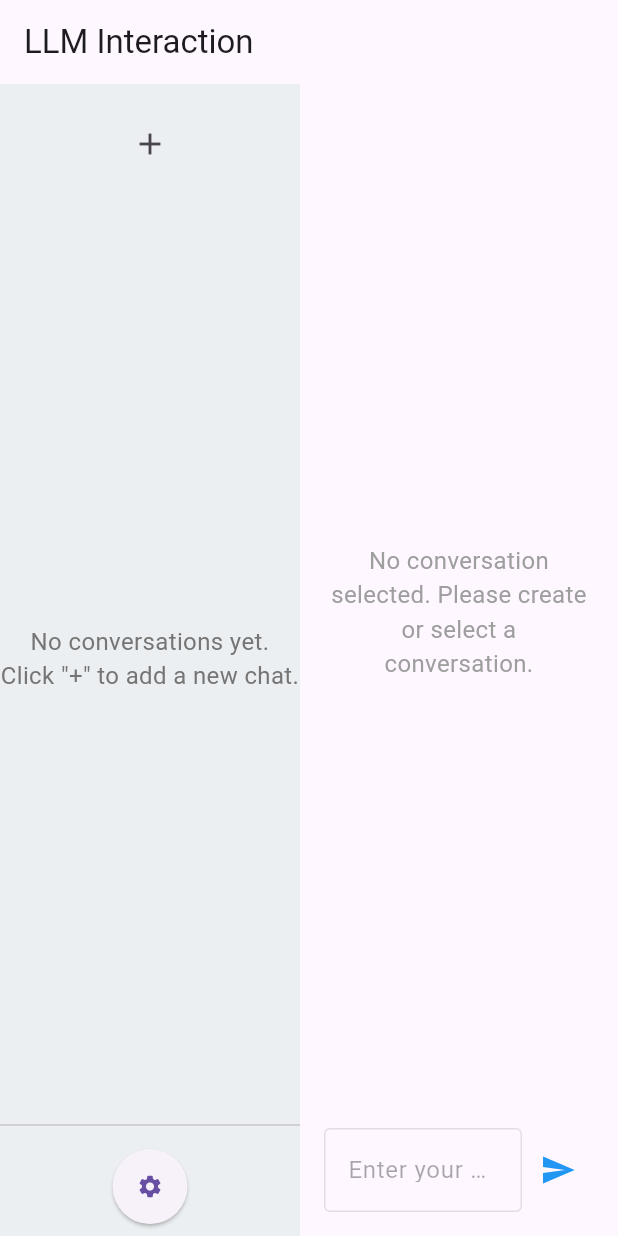
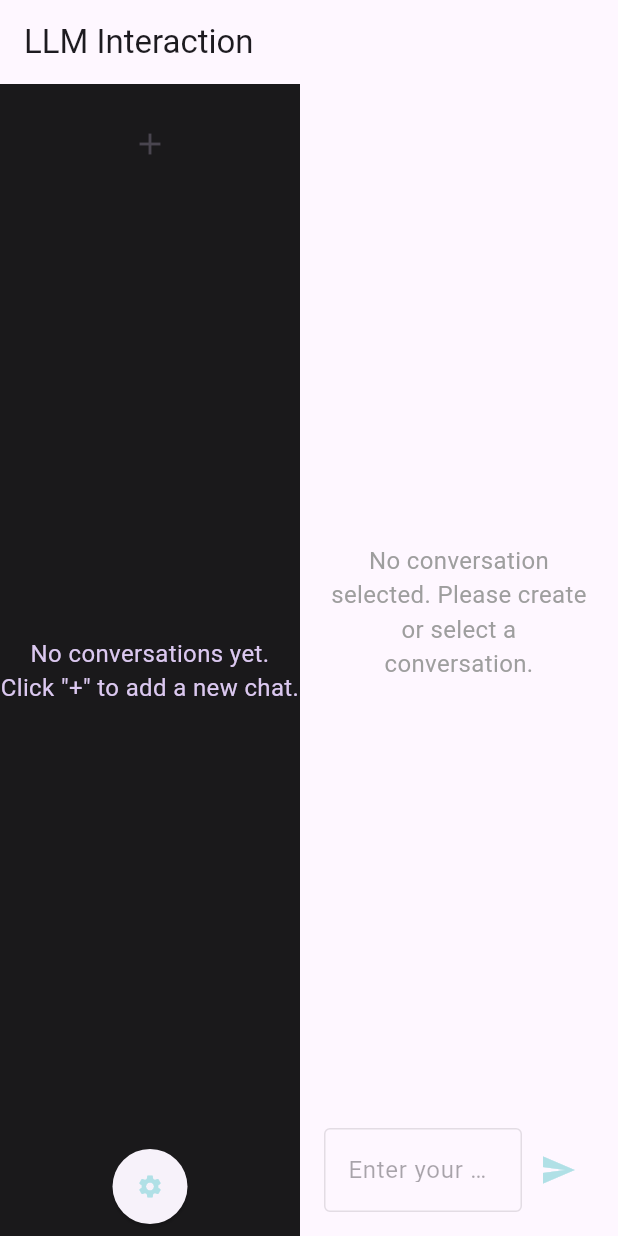
Before and after one commit to thenry42/Promptly, a Flutter app: the screen it shows after launch, on a phone screen of 412 x 824 dp. Run offline on Flutter 3.47's test engine with Material 3 defaults, Android fonts, the phone set to English and light mode, and no system bars; missing offline and left inert: ollama_dart.

Commit message:
work on colors

```diff
--- a/promptly_app/lib/main.dart
+++ b/promptly_app/lib/main.dart
@@ -13,7 +13,7 @@ class MyApp extends StatelessWidget {
     return MaterialApp(
       debugShowCheckedModeBanner: false,
       title: 'Promptly',
-      theme: ThemeData(primarySwatch: Colors.blue),
+      theme: ThemeData(),
       home: const LLMInteractionPage(),
     );
   }
--- a/promptly_app/lib/models/chatMessage.dart
+++ b/promptly_app/lib/models/chatMessage.dart
@@ -4,6 +4,7 @@ It contains two properties:
   - [message]: The content of the message sent by the sender. */
 
 class ChatMessage {
+
   final String sender;
   final String message;
 
--- a/promptly_app/lib/models/conversation.dart
+++ b/promptly_app/lib/models/conversation.dart
@@ -9,6 +9,7 @@ It contains properties related to the conversation's details such as:
 import 'chatMessage.dart';
 
 class Conversation {
+
   String title;
   List<ChatMessage> messages;
   bool isHovered;
@@ -20,4 +21,5 @@ class Conversation {
     this.isOnline = false, // Default to local conversation (like Ollama models)
     this.apiKey,
   }) : messages = [], isHovered = false;
+
 }
--- a/promptly_app/lib/screens/chat_area.dart
+++ b/promptly_app/lib/screens/chat_area.dart
@@ -2,6 +2,7 @@ import 'package:flutter/material.dart';
 import '../models/conversation.dart';
 import '../widgets/chatMessageWidget.dart';
 import '../widgets/loadingIndicatorWidget.dart';
+import '../widgets/colors.dart';
 
 class ChatArea extends StatelessWidget {
   final List<Conversation> conversations;
@@ -75,7 +76,7 @@ class ChatArea extends StatelessWidget {
                 ),
               ),
               IconButton(
-                icon: const Icon(Icons.send, color: Colors.blue),
+                icon: const Icon(Icons.send, color: AppColors.powderblue),
                 onPressed: (hasConversation && !isSending && onSendMessage != null)
                     ? onSendMessage
                     : null, // Disable button when not valid
--- a/promptly_app/lib/screens/conversation_panel.dart
+++ b/promptly_app/lib/screens/conversation_panel.dart
@@ -1,4 +1,5 @@
 import 'package:flutter/material.dart';
+import 'package:promptly_app/widgets/colors.dart';
 import '../models/conversation.dart';
 import '../widgets/conversation_list_tile.dart';
 import '../widgets/settingsWidget.dart'; // Import the settings dialog
@@ -20,7 +21,7 @@ class ConversationPanel extends StatelessWidget {
   @override
   Widget build(BuildContext context) {
     return Container(
-      color: Colors.blueGrey[50],
+      color: AppColors.darkbackground,
       child: Column(
         children: [
           const SizedBox(height: 16),
@@ -33,12 +34,12 @@ class ConversationPanel extends StatelessWidget {
           const SizedBox(height: 16),
           Expanded(
             child: conversations.isEmpty
-                ? Center(
+                ? const Center(
                     child: Text(
                       'No conversations yet.\nClick "+" to add a new chat.',
                       textAlign: TextAlign.center,
                       style: TextStyle(
-                        color: Colors.grey[600],
+                        color: AppColors.lightpink,
                         fontSize: 16,
                       ),
                     ),
@@ -57,7 +58,6 @@ class ConversationPanel extends StatelessWidget {
                     },
                   ),
           ),
-          const Divider(), // Adds a visual separator before the settings button
           Padding(
             padding: const EdgeInsets.all(8.0),
             child: ElevatedButton(
@@ -68,7 +68,7 @@ class ConversationPanel extends StatelessWidget {
                 shape: const CircleBorder(),
                 padding: const EdgeInsets.all(16.0),
               ),
-              child: const Icon(Icons.settings),
+              child: const Icon(Icons.settings, color: AppColors.powderblue),
             ),
           ),
         ],
--- a/promptly_app/lib/widgets/chatMessageWidget.dart
+++ b/promptly_app/lib/widgets/chatMessageWidget.dart
@@ -1,4 +1,5 @@
 import 'package:flutter/material.dart';
+import 'package:promptly_app/widgets/colors.dart';
 import '../models/chatMessage.dart';
 
 class ChatMessageWidget extends StatelessWidget {
@@ -14,7 +15,7 @@ class ChatMessageWidget extends StatelessWidget {
         margin: const EdgeInsets.symmetric(vertical: 4),
         padding: const EdgeInsets.all(10),
         decoration: BoxDecoration(
-          color: message.sender == 'User' ? Colors.blue[100] : Colors.grey[300],
+          color: message.sender == 'User' ? AppColors.powderblue : AppColors.lightpink,
           borderRadius: BorderRadius.circular(8),
         ),
         child: Text(message.message),
--- /dev/null
+++ b/promptly_app/lib/widgets/colors.dart
@@ -0,0 +1,17 @@
+import 'package:flutter/material.dart';
+
+class AppColors {
+  static const Color primary = Color(0xFF6200EE); // Example: Purple
+  static const Color secondary = Color(0xFF03DAC6); // Example: Teal
+  static const Color textPrimary = Color(0xFF000000); // Black
+  static const Color textSecondary = Color(0xFF757575); // Grey
+  static const Color error = Color(0xFFB00020); // Red
+
+  static const Color powderblue = Color(0xFFB0E0E6);
+  static const Color lightpink = Color(0xFFdbc8f0);
+  static const Color lightbackground = Color(0xFF25242a); // Example: Light Grey
+  static const Color darkbackground = Color(0xFF1a191b); // Example: Light Grey
+
+  // Elles sont pas degueulasse ces couleurs ?
+
+}
```
